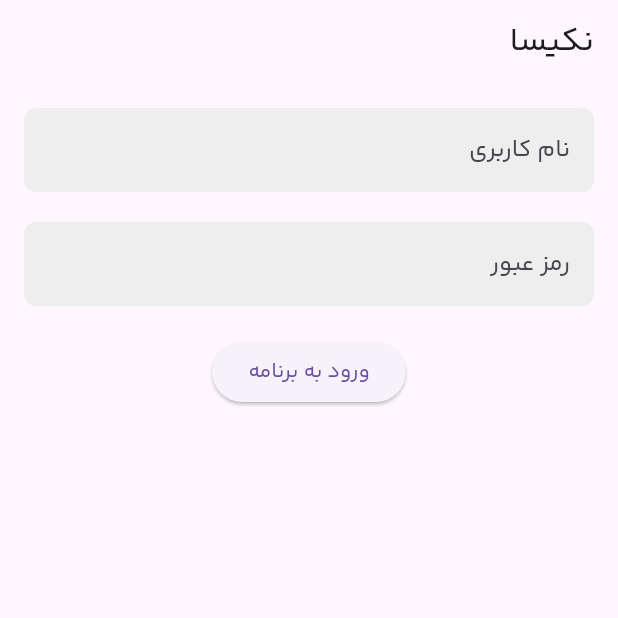
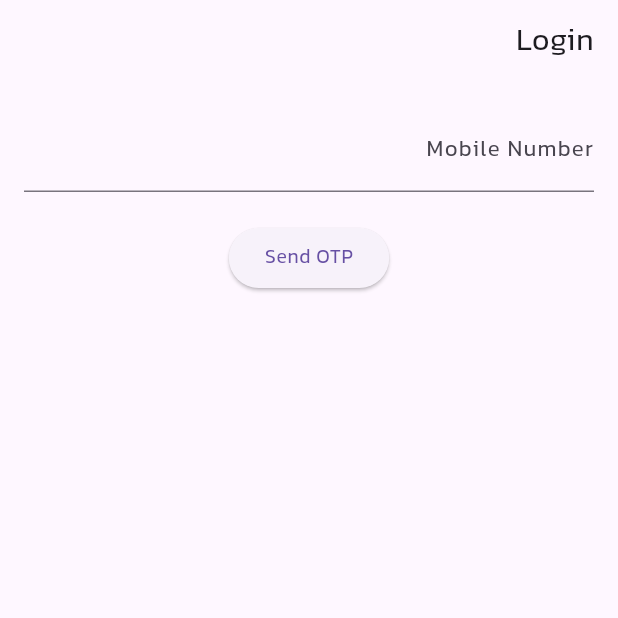
Before and after one commit to manvfx/super-flutter, a Flutter app: the screen it shows after launch, on a phone screen of 412 x 824 dp, the top half of it. Run offline on Flutter 3.47's test engine with Material 3 defaults, Android fonts, the phone set to English and light mode, and no system bars; our stand-ins replace go_router, shared_preferences.

Commit message:
add auth with jwt

```diff
--- a/lib/models/user.dart
+++ b/lib/models/user.dart
@@ -1,6 +1,6 @@
 class User {
   late final String firstName;
   late final String lastName;
-  late final String email;
-  late final String password;
+  late final String mobile;
+  late final String otpVerifyCode;
 }
--- a/lib/router/routes.dart
+++ b/lib/router/routes.dart
@@ -2,14 +2,18 @@ import 'package:citizen/wrapper/main_wrapper.dart';
 import 'package:go_router/go_router.dart';
 import 'package:citizen/screens/splash/splash_screen.dart';
 import 'package:citizen/screens/auth/login_screen.dart';
+import 'package:citizen/screens/auth/verify-screen.dart';
 import 'package:citizen/screens/error/error_screen.dart';
 import 'package:shared_preferences/shared_preferences.dart';
 import 'package:flutter/material.dart';
 
-Future<bool> _isAuthenticated() async {
-  final prefs = await SharedPreferences.getInstance();
-  final token = prefs.getString('jwtToken');
-  return token != null;
+Future<Map<String, dynamic>> _isAuthenticated() async {
+  SharedPreferences prefs = await SharedPreferences.getInstance();
+  final accessToken = prefs.getString('access_token');
+  return {
+    'isAuthenticated': accessToken != null,
+    'accessToken': accessToken,
+  };
 }
 
 final GoRouter router = GoRouter(
@@ -22,14 +26,16 @@ final GoRouter router = GoRouter(
     ),
     GoRoute(
       path: '/home',
-      builder: (context, state) => FutureBuilder<bool>(
+      builder: (context, state) => FutureBuilder<Map<String, dynamic>>(
         future: _isAuthenticated(),
         builder: (context, snapshot) {
           if (snapshot.connectionState == ConnectionState.waiting) {
-            return CircularProgressIndicator();
+            return Center(child: CircularProgressIndicator());
           }
-          if (snapshot.data == true) {
-            return MainWrapper();
+
+          if (snapshot.hasData && snapshot.data!['isAuthenticated'] == true) {
+            final accessToken = snapshot.data!['accessToken'];
+            return MainWrapper(accessToken: accessToken);
           } else {
             return LoginScreen();
           }
@@ -41,5 +47,13 @@ final GoRouter router = GoRouter(
       name: 'login',
       builder: (context, state) => LoginScreen(),
     ),
+    GoRoute(
+      path: '/verify',
+      name: 'verify',
+      builder: (context, state) {
+        final mobile = state.extra as String;
+        return VerifyScreen(mobile: mobile);
+      },
+    ),
   ],
 );
--- a/lib/screens/auth/login_screen.dart
+++ b/lib/screens/auth/login_screen.dart
@@ -1,7 +1,7 @@
 import 'package:flutter/material.dart';
 import 'package:http/http.dart' as http;
 import 'dart:convert';
-import 'package:shared_preferences/shared_preferences.dart';
+import 'package:go_router/go_router.dart';
 
 class LoginScreen extends StatefulWidget {
   @override
@@ -9,33 +9,33 @@ class LoginScreen extends StatefulWidget {
 }
 
 class _LoginScreenState extends State<LoginScreen> {
-  final TextEditingController _usernameController = TextEditingController();
-  final TextEditingController _passwordController = TextEditingController();
-  String? _errorMessage;
+  final _mobileController = TextEditingController();
+  final _formKey = GlobalKey<FormState>();
+  bool _isMobileValid = true;
 
-  Future<void> _login() async {
+  Future<void> _sendOtp() async {
+    if (_formKey.currentState?.validate() ?? false) {
       final response = await http.post(
-      Uri.parse('http://217.60.251.12:8181/api/v4/user/signin'),
-      headers: {'Content-Type': 'application/json'},
-      body: jsonEncode({
-        'type':'phone',
-        'username': _usernameController.text, //092345678912
-        'password': _passwordController.text, //123qwe!@#QWE
+        Uri.parse('https://api.nexhouse.ir/api/v1/auth/file-finder/login-otp'),
+        headers: <String, String>{
+          'Content-Type': 'application/json; charset=UTF-8',
+        },
+        body: jsonEncode(<String, String>{
+          'mobile': _mobileController.text,
         }),
       );
 
-    if (response.statusCode == 200) {
-      final data = jsonDecode(response.body);
-      final prefs = await SharedPreferences.getInstance();
-      await prefs.setString('jwtToken', data['token']);
-
-      // Navigate to the home screen
-      if (mounted) {
-        Navigator.pushReplacementNamed(context, '/home');
+      if (response.statusCode == 201) {
+        context.go('/verify', extra: _mobileController.text);
+      } else {
+        // Handle error
+        ScaffoldMessenger.of(context).showSnackBar(
+          SnackBar(content: Text('Failed to send OTP. Please try again.')),
+        );
       }
     } else {
       setState(() {
-        _errorMessage = 'Login failed. Please check your credentials.';
+        _isMobileValid = false;
       });
     }
   }
@@ -43,51 +43,37 @@ class _LoginScreenState extends State<LoginScreen> {
   @override
   Widget build(BuildContext context) {
     return Scaffold(
-      appBar: AppBar(title: Text('نکیسا')),
+      appBar: AppBar(
+        title: Text('Login'),
+      ),
       body: Padding(
-        padding: EdgeInsets.all(16.0),
+        padding: const EdgeInsets.all(16.0),
+        child: Form(
+          key: _formKey,
           child: Column(
             children: [
-            TextField(
-              controller: _usernameController,
+              TextFormField(
+                controller: _mobileController,
                 decoration: InputDecoration(
-                labelText: 'نام کاربری',
-                filled: true,
-                fillColor: Colors.grey[200],
-                border: OutlineInputBorder(
-                  borderRadius: BorderRadius.circular(8.0),
-                  borderSide: BorderSide.none,
+                  labelText: 'Mobile Number',
+                  hintText: 'Enter your 11-digit mobile number',
+                  errorText: _isMobileValid ? null : 'Mobile number must be 11 digits',
                 ),
-              ),
-            ),
-            SizedBox(height: 20),
-            TextField(
-              controller: _passwordController,
-              decoration: InputDecoration(
-                labelText: 'رمز عبور',
-                filled: true,
-                fillColor: Colors.grey[200],
-                border: OutlineInputBorder(
-                  borderRadius: BorderRadius.circular(8.0),
-                  borderSide: BorderSide.none,
-                ),
-              ),
-              obscureText: true,
+                keyboardType: TextInputType.phone,
+                validator: (value) {
+                  if (value == null || value.isEmpty || value.length != 11) {
+                    return 'Mobile number must be 11 digits';
+                  }
+                  return null;
+                },
               ),
               SizedBox(height: 20),
               ElevatedButton(
-              onPressed: _login,
-              child: Text('ورود به برنامه'),
-            ),
-            if (_errorMessage != null)
-              Padding(
-                padding: const EdgeInsets.all(8.0),
-                child: Text(
-                  _errorMessage!,
-                  style: TextStyle(color: Colors.red),
-                ),
+                onPressed: _sendOtp,
+                child: Text('Send OTP'),
               ),
             ],
+          ),
         ),
       ),
     );
```
Also changed, not shown: lib/screens/auth/verify-screen.dart (added, +94 -0 lines), lib/screens/dashboard/home_screen.dart (+55 -3 lines), lib/screens/dashboard/profile_screen.dart (+36 -12 lines), lib/wrapper/main_wrapper.dart (+14 -12 lines). Lines whose indentation alone changed are shown as unchanged.
